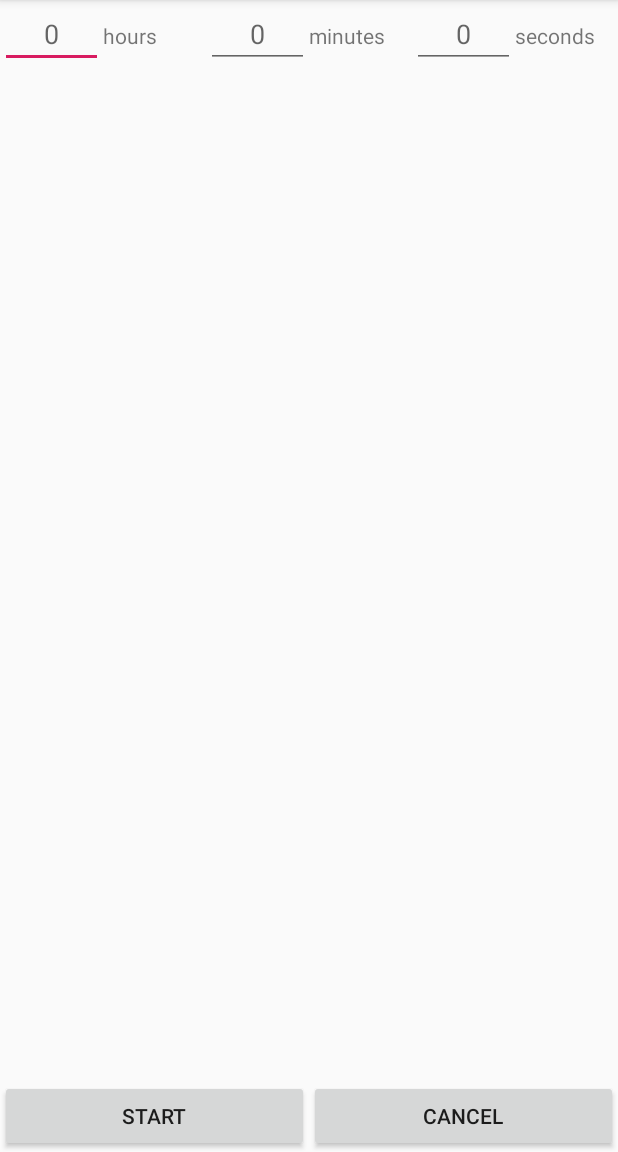
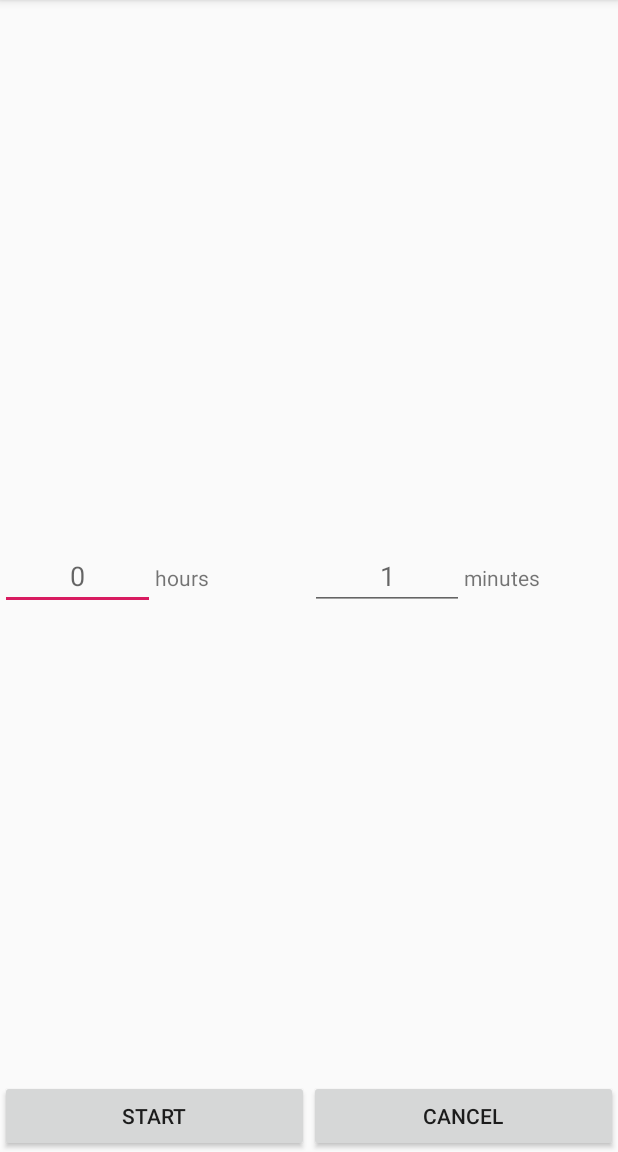
Before and after one commit to lpzjerry/StayFocused, an Android app: the screen it shows after launch once a user with an empty profile is signed in (SetTimerActivity), after a tap on "FOCUS", on a phone screen of 412 x 824 dp, the part 84-1236 px from its top. Run offline under Robolectric (Android 15) with nearby library versions, the phone set to English and light mode, and no system bars; our stand-ins replace Firebase (no records; nobody signed in at launch, a user with empty details on screens opened directly), Room's generated code, navigation-ui.

Commit message:
update set_focus view

```diff
--- a/StayFocus/app/src/main/res/layout/activity_set_timer.xml
+++ b/StayFocus/app/src/main/res/layout/activity_set_timer.xml
@@ -14,7 +14,8 @@
         android:orientation="horizontal"
         android:layout_centerHorizontal="true"
         android:gravity="center_horizontal"
-        android:weightSum="6">
+        android:layout_centerVertical="true"
+        android:weightSum="4">
         <EditText
             android:id="@+id/et_hour"
             android:layout_width="match_parent"
@@ -35,7 +36,7 @@
             android:layout_height="wrap_content"
             android:layout_weight="1"
             android:textAlignment="center"
-            android:hint="0"
+            android:hint="1"
             android:inputType="number" />
         <TextView
             android:id="@+id/tv_minute"
@@ -43,20 +44,6 @@
             android:layout_height="wrap_content"
             android:layout_weight="1"
             android:text="minutes" />
-        <EditText
-            android:id="@+id/et_second"
-            android:layout_width="match_parent"
-            android:layout_height="wrap_content"
-            android:layout_weight="1"
-            android:textAlignment="center"
-            android:hint="0"
-            android:inputType="number" />
-        <TextView
-            android:id="@+id/tv_second"
-            android:layout_width="match_parent"
-            android:layout_height="wrap_content"
-            android:layout_weight="1"
-            android:text="seconds" />
     </LinearLayout>
 
     <LinearLayout
--- a/StayFocus/app/src/main/res/layout/content_main.xml
+++ b/StayFocus/app/src/main/res/layout/content_main.xml
@@ -13,8 +13,5 @@
         android:layout_width="match_parent"
         android:layout_height="match_parent"
         app:defaultNavHost="true"
-        app:layout_constraintLeft_toLeftOf="parent"
-        app:layout_constraintRight_toRightOf="parent"
-        app:layout_constraintTop_toTopOf="parent"
         app:navGraph="@navigation/mobile_navigation" />
 </androidx.constraintlayout.widget.ConstraintLayout>
```
Also changed, not shown: StayFocus/app/src/main/java/edu/dartmouth/stayfocus/Focus/SetTimerActivity.java (+4 -7 lines), StayFocus/app/src/main/res/layout/fragment_todo.xml (+6 -6 lines).
